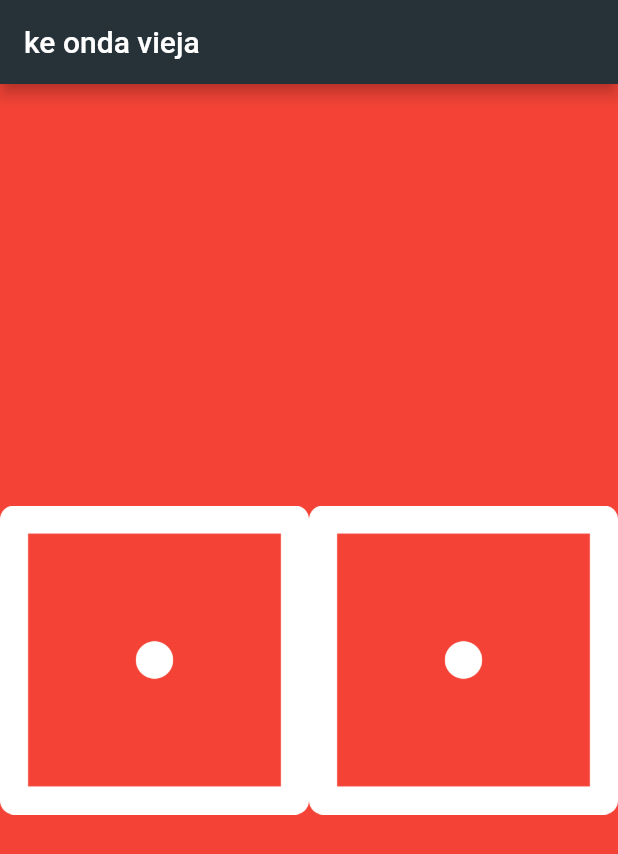
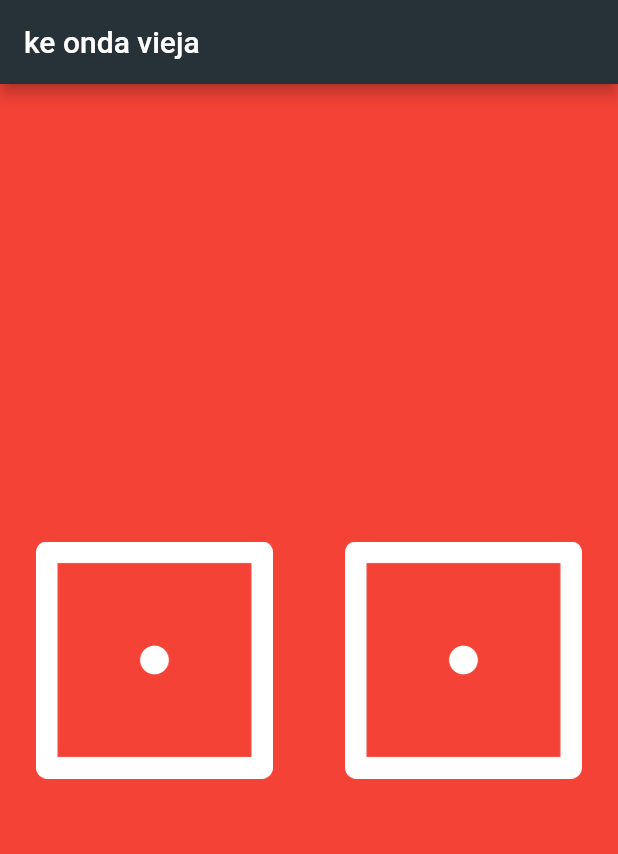
Before and after one commit to kyiroywops/tst-app-k, a Flutter app: the screen it shows after launch, on a phone screen of 412 x 824 dp. Shown: the top 854 px of the screen. Run offline on Flutter 3.47's test engine with Material 2 defaults, Android fonts, the phone set to English and light mode, and no system bars.

Commit message:
vary peso

```diff
--- a/lib/main.dart
+++ b/lib/main.dart
@@ -18,16 +18,31 @@ void main() {
 class DicePage extends StatelessWidget {
   @override
   Widget build(BuildContext context) {
+    var leftDiceNumber = 1;
+    var rightDiceNumber = 1;
+
     return Center(
       child: Row(
         children: <Widget>[
           Expanded(
             flex: 1,
-            child: Image.asset('images/dice1.png'),
+            child: Padding(
+              padding: const EdgeInsets.all(16.0),
+              child: TextButton(
+                onPressed: () {},
+                child: Image.asset('images/dice$leftDiceNumber.png'),
+              ),
+            ),
           ),
           Expanded(
             flex: 1,
-            child: Image.asset('images/dice1.png'),
+            child: Padding(
+              padding: const EdgeInsets.all(16.0),
+              child: TextButton(
+                onPressed: () {},
+                child: Image.asset('images/dice$rightDiceNumber.png'),
+              ),
+            ),
           )
         ],
       ),
```
